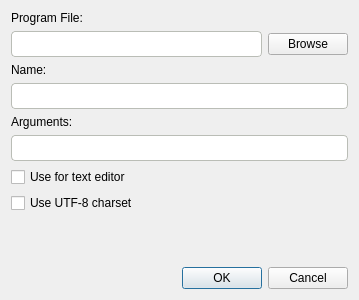
Qt form src/ui/WizExternalEditorInfoDialog.ui (altairwei/WizNotePlus) before a commit.
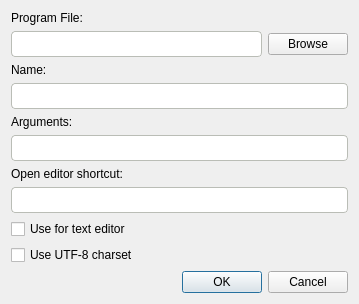
The same form after that commit.

Commit message:
NEW: add a setting to open extEditor by shortcut.
* add a setting to set shortcut key for opening external editor.

```diff
--- a/src/ui/WizExternalEditorInfoDialog.ui
+++ b/src/ui/WizExternalEditorInfoDialog.ui
@@ -78,6 +78,20 @@
        </item>
       </layout>
      </item>
+     <item>
+      <widget class="QLabel" name="labelEditOpenShortCut">
+       <property name="text">
+        <string>Open editor shortcut:</string>
+       </property>
+      </widget>
+     </item>
+     <item>
+      <layout class="QHBoxLayout" name="horizontalLayout_3">
+       <item>
+        <widget class="QLineEdit" name="editOpenShortCut"/>
+       </item>
+      </layout>
+     </item>
      <item>
       <widget class="QCheckBox" name="checkTextEditor">
        <property name="text">
```
The commit also changes 4 other files.
